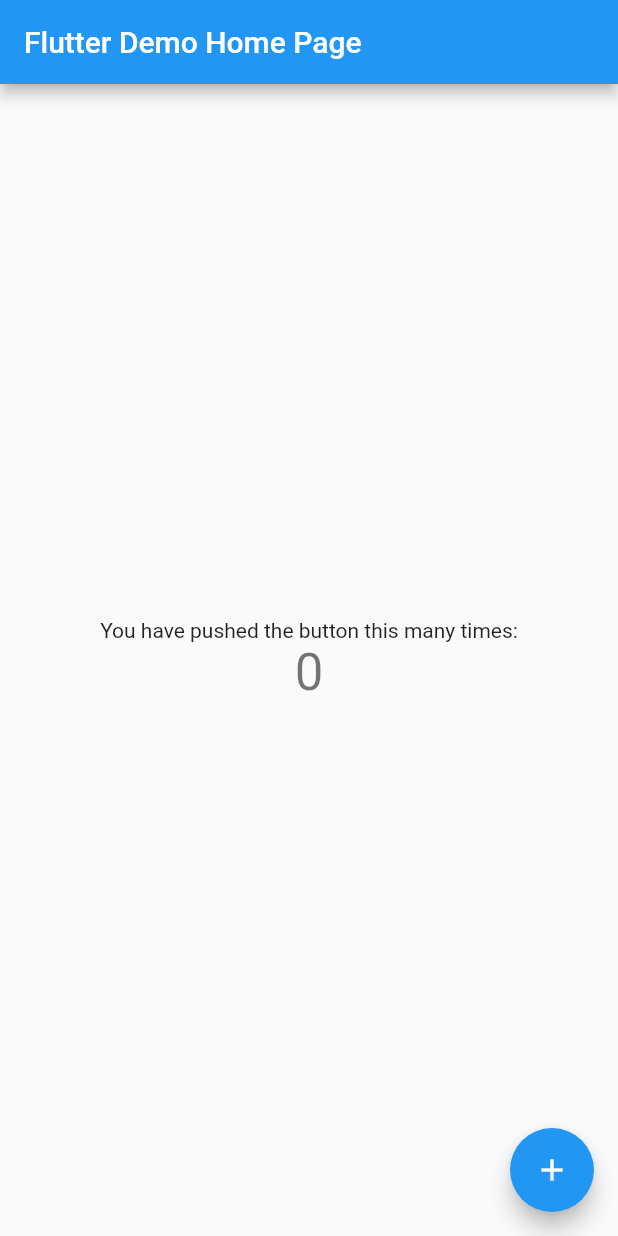
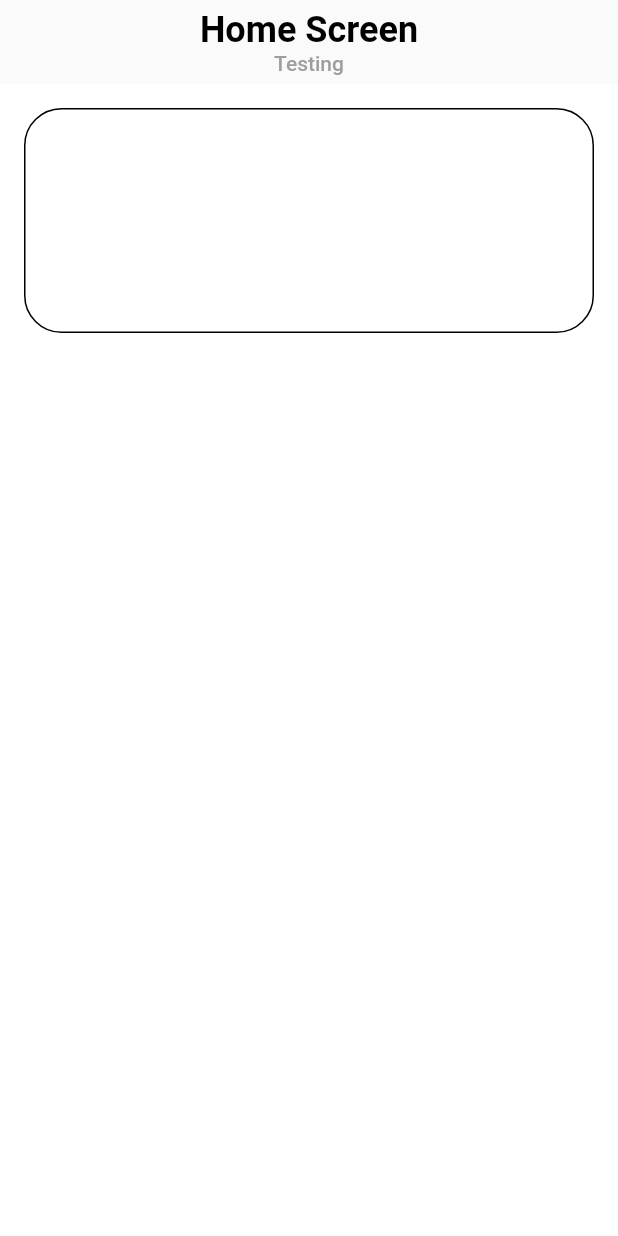
Before and after one commit to Andres-R/GitApp, a Flutter app: the screen it shows after launch, on a phone screen of 412 x 824 dp. Run offline on Flutter 3.47's test engine with Material 2 defaults, Android fonts, the phone set to English and light mode, and no system bars.

Commit message:
added home screen

```diff
--- /dev/null
+++ b/lib/home_screen.dart
@@ -0,0 +1,62 @@
+import 'package:flutter/material.dart';
+
+class HomeScreen extends StatelessWidget {
+  const HomeScreen({Key? key}) : super(key: key);
+
+  @override
+  Widget build(BuildContext context) {
+    return Scaffold(
+      appBar: AppBar(
+        elevation: 0,
+        backgroundColor: Colors.transparent,
+        centerTitle: true,
+        automaticallyImplyLeading: false,
+        title: Column(
+          children: const [
+            Text(
+              'Home Screen',
+              style: TextStyle(
+                color: Colors.black,
+                fontSize: 24,
+                fontWeight: FontWeight.bold,
+              ),
+            ),
+            Text(
+              'Testing',
+              style: TextStyle(
+                color: Colors.grey,
+                fontSize: 14,
+              ),
+            ),
+          ],
+        ),
+      ),
+      body: Container(
+        color: Colors.white,
+        height: MediaQuery.of(context).size.height,
+        width: MediaQuery.of(context).size.width,
+        child: SingleChildScrollView(
+          child: Column(
+            children: [
+              Padding(
+                padding: const EdgeInsets.all(16.0),
+                child: Container(
+                  height: 150,
+                  //width: MediaQuery.of(context).size.width,
+                  decoration: BoxDecoration(
+                    color: Colors.white,
+                    borderRadius: const BorderRadius.all(Radius.circular(25.0)),
+                    border: Border.all(
+                      color: Colors.black,
+                      width: 1,
+                    ),
+                  ),
+                ),
+              ),
+            ],
+          ),
+        ),
+      ),
+    );
+  }
+}
--- a/lib/main.dart
+++ b/lib/main.dart
@@ -1,4 +1,5 @@
 import 'package:flutter/material.dart';
+import 'package:git_app/home_screen.dart';
 
 void main() {
   runApp(const MyApp());
@@ -10,97 +11,9 @@ class MyApp extends StatelessWidget {
   // This widget is the root of your application.
   @override
   Widget build(BuildContext context) {
-    return MaterialApp(
-      title: 'Flutter Demo',
-      theme: ThemeData(
-        primarySwatch: Colors.blue,
-      ),
-      home: const MyHomePage(title: 'Flutter Demo Home Page'),
+    return const MaterialApp(
+      debugShowCheckedModeBanner: false,
+      home: HomeScreen(),
     );
   }
 }
-
-class MyHomePage extends StatefulWidget {
-  const MyHomePage({Key? key, required this.title}) : super(key: key);
-
-  // This widget is the home page of your application. It is stateful, meaning
-  // that it has a State object (defined below) that contains fields that affect
-  // how it looks.
-
-  // This class is the configuration for the state. It holds the values (in this
-  // case the title) provided by the parent (in this case the App widget) and
-  // used by the build method of the State. Fields in a Widget subclass are
-  // always marked "final".
-
-  final String title;
-
-  @override
-  State<MyHomePage> createState() => _MyHomePageState();
-}
-
-class _MyHomePageState extends State<MyHomePage> {
-  int _counter = 0;
-
-  void _incrementCounter() {
-    setState(() {
-      // This call to setState tells the Flutter framework that something has
-      // changed in this State, which causes it to rerun the build method below
-      // so that the display can reflect the updated values. If we changed
-      // _counter without calling setState(), then the build method would not be
-      // called again, and so nothing would appear to happen.
-      _counter++;
-    });
-  }
-
-  @override
-  Widget build(BuildContext context) {
-    // This method is rerun every time setState is called, for instance as done
-    // by the _incrementCounter method above.
-    //
-    // The Flutter framework has been optimized to make rerunning build methods
-    // fast, so that you can just rebuild anything that needs updating rather
-    // than having to individually change instances of widgets.
-    return Scaffold(
-      appBar: AppBar(
-        // Here we take the value from the MyHomePage object that was created by
-        // the App.build method, and use it to set our appbar title.
-        title: Text(widget.title),
-      ),
-      body: Center(
-        // Center is a layout widget. It takes a single child and positions it
-        // in the middle of the parent.
-        child: Column(
-          // Column is also a layout widget. It takes a list of children and
-          // arranges them vertically. By default, it sizes itself to fit its
-          // children horizontally, and tries to be as tall as its parent.
-          //
-          // Invoke "debug painting" (press "p" in the console, choose the
-          // "Toggle Debug Paint" action from the Flutter Inspector in Android
-          // Studio, or the "Toggle Debug Paint" command in Visual Studio Code)
-          // to see the wireframe for each widget.
-          //
-          // Column has various properties to control how it sizes itself and
-          // how it positions its children. Here we use mainAxisAlignment to
-          // center the children vertically; the main axis here is the vertical
-          // axis because Columns are vertical (the cross axis would be
-          // horizontal).
-          mainAxisAlignment: MainAxisAlignment.center,
-          children: <Widget>[
-            const Text(
-              'You have pushed the button this many times:',
-            ),
-            Text(
-              '$_counter',
-              style: Theme.of(context).textTheme.headline4,
-            ),
-          ],
-        ),
-      ),
-      floatingActionButton: FloatingActionButton(
-        onPressed: _incrementCounter,
-        tooltip: 'Increment',
-        child: const Icon(Icons.add),
-      ), // This trailing comma makes auto-formatting nicer for build methods.
-    );
-  }
-}
```
